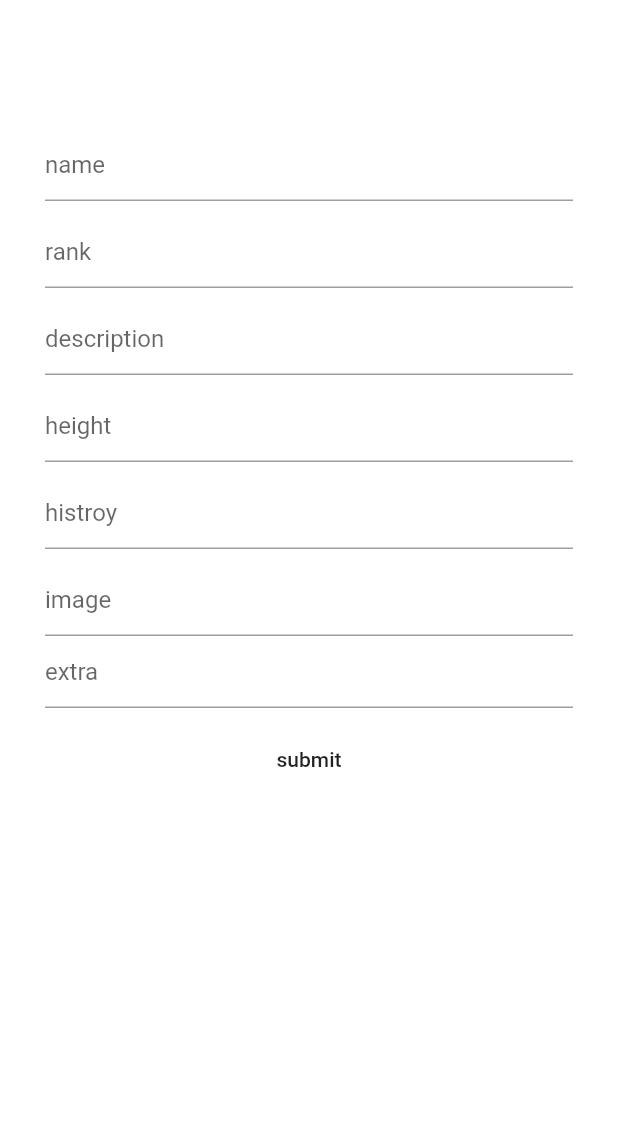
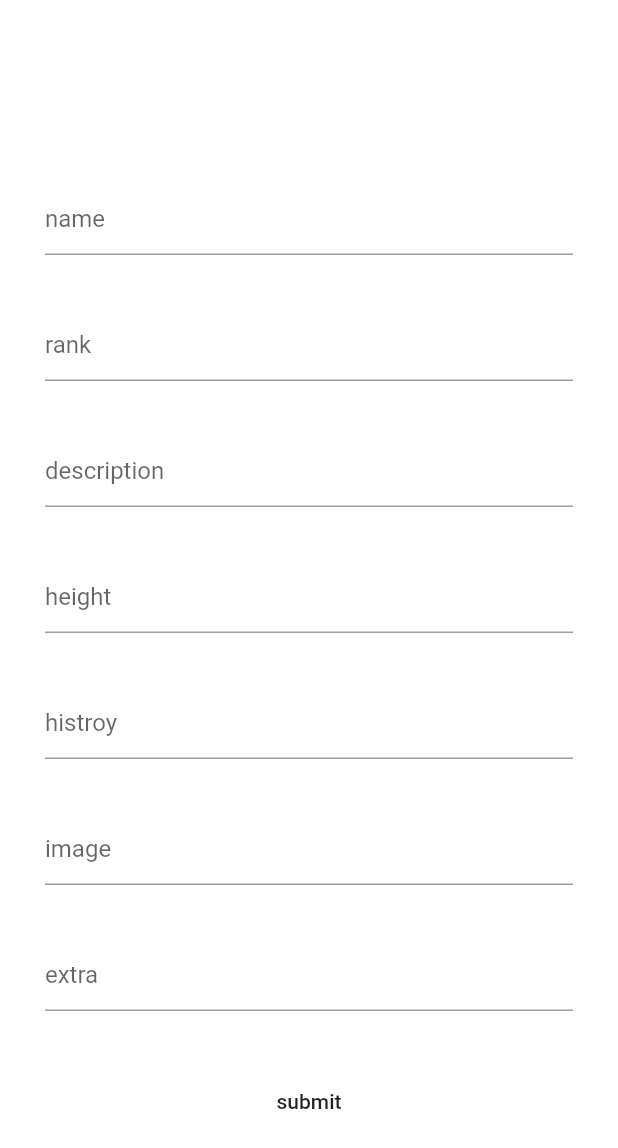
Before and after one commit to SiddhantKumar12/Attack-On-Titan, a Flutter app: the AddingData screen opened directly, on a phone screen of 412 x 824 dp. Shown: the top 1148 px of the screen. Run offline on Flutter 3.47's test engine with Material 2 defaults, Android fonts, the phone set to English and light mode, and no system bars; our stand-ins replace cached_network_image, cloud_firestore, firebase_core, shared_preferences, snippet_coder_utils; accounts and stored records are empty.

Commit message:
changes to data ading screen

```diff
--- a/lib/not in use/data_adding.dart
+++ b/lib/not in use/data_adding.dart
@@ -10,50 +10,46 @@ class AddingData extends StatelessWidget {
   TextEditingController image = TextEditingController();
   TextEditingController extra = TextEditingController();
 
+  AddingData({Key? key}) : super(key: key);
+
   @override
   Widget build(BuildContext context) {
     return Scaffold(
         appBar: AppBar(),
-        body: Container(
-          child: Center(
+        body: Center(
           child: Padding(
             padding: const EdgeInsets.all(30),
             child: Column(
+              mainAxisAlignment: MainAxisAlignment.spaceEvenly,
               children: [
                 TextFormField(
                   controller: name,
-                    decoration: InputDecoration(hintText: 'name'),
+                  decoration: const InputDecoration(hintText: 'name'),
                 ),
-                  SizedBox(height: 10),
                 TextFormField(
                   controller: rank,
-                    decoration: InputDecoration(hintText: 'rank'),
+                  decoration: const InputDecoration(hintText: 'rank'),
                 ),
-                  SizedBox(height: 10),
                 TextFormField(
                   controller: description,
-                    decoration: InputDecoration(hintText: 'description'),
+                  decoration: const InputDecoration(hintText: 'description'),
                 ),
-                  SizedBox(height: 10),
                 TextFormField(
                   controller: height,
-                    decoration: InputDecoration(hintText: 'height'),
+                  decoration: const InputDecoration(hintText: 'height'),
                 ),
-                  SizedBox(height: 10),
                 TextFormField(
                   controller: history,
-                    decoration: InputDecoration(hintText: 'histroy'),
+                  decoration: const InputDecoration(hintText: 'histroy'),
                 ),
-                  SizedBox(height: 10),
                 TextFormField(
                   controller: image,
-                    decoration: InputDecoration(hintText: 'image'),
+                  decoration: const InputDecoration(hintText: 'image'),
                 ),
                 TextFormField(
                   controller: extra,
-                    decoration: InputDecoration(hintText: 'extra'),
+                  decoration: const InputDecoration(hintText: 'extra'),
                 ),
-                  SizedBox(height: 10),
                 FlatButton(
                     onPressed: () {
                       Map<String, dynamic> data = {
@@ -70,9 +66,8 @@ class AddingData extends StatelessWidget {
                           .collection('characters')
                           .add(data);
                     },
-                      child: Text('submit')),
+                    child: const Text('submit')),
               ],
-              ),
             ),
           ),
         ));
```
Lines whose indentation alone changed are shown as unchanged.
